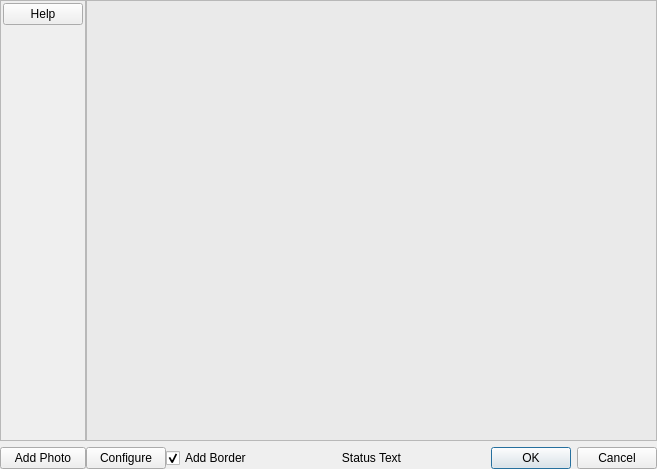
ksharindam/photoquick, file src/photogrid_dialog.ui: the form before one commit.
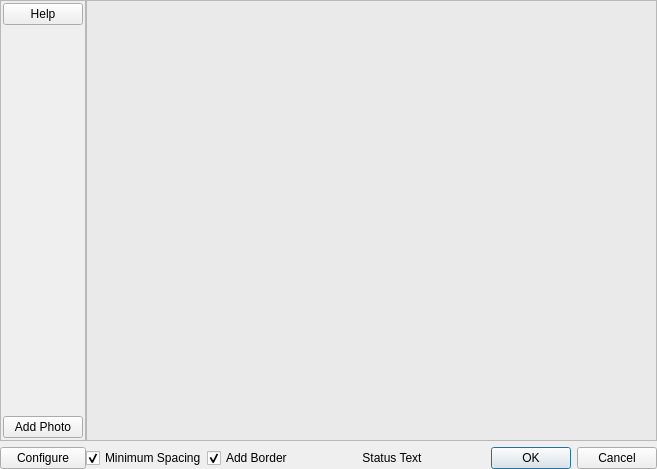
The form after the commit. Icons and pictures are not drawn.

Commit message: can set minumum spacing in photogrid making easy to cut photos

```diff
--- a/src/photogrid_dialog.ui
+++ b/src/photogrid_dialog.ui
@@ -52,6 +52,13 @@
         </property>
        </spacer>
       </item>
+      <item>
+       <widget class="QPushButton" name="addPhotoBtn">
+        <property name="text">
+         <string>Add Photo</string>
+        </property>
+       </widget>
+      </item>
      </layout>
     </widget>
    </item>
@@ -81,23 +88,6 @@
      </property>
     </widget>
    </item>
-   <item row="2" column="1">
-    <widget class="QPushButton" name="configureBtn">
-     <property name="text">
-      <string>Configure</string>
-     </property>
-     <property name="icon">
-      <iconset resource="../data/resources.qrc">
-       <normaloff>:/icons/settings.png</normaloff>:/icons/settings.png</iconset>
-     </property>
-     <property name="iconSize">
-      <size>
-       <width>16</width>
-       <height>16</height>
-      </size>
-     </property>
-    </widget>
-   </item>
    <item row="0" column="1" colspan="4">
     <widget class="QScrollArea" name="scrollArea">
      <property name="widgetResizable">
@@ -121,13 +111,6 @@
      </widget>
     </widget>
    </item>
-   <item row="2" column="0">
-    <widget class="QPushButton" name="addPhotoBtn">
-     <property name="text">
-      <string>Add Photo</string>
-     </property>
-    </widget>
-   </item>
    <item row="2" column="3">
     <widget class="QLabel" name="statusbar">
      <property name="sizePolicy">
@@ -144,6 +127,33 @@
      </property>
     </widget>
    </item>
+   <item row="2" column="0">
+    <widget class="QPushButton" name="configureBtn">
+     <property name="text">
+      <string>Configure</string>
+     </property>
+     <property name="icon">
+      <iconset resource="../data/resources.qrc">
+       <normaloff>:/icons/settings.png</normaloff>:/icons/settings.png</iconset>
+     </property>
+     <property name="iconSize">
+      <size>
+       <width>16</width>
+       <height>16</height>
+      </size>
+     </property>
+    </widget>
+   </item>
+   <item row="2" column="1">
+    <widget class="QCheckBox" name="checkMinSpacing">
+     <property name="text">
+      <string>Minimum Spacing</string>
+     </property>
+     <property name="checked">
+      <bool>true</bool>
+     </property>
+    </widget>
+   </item>
   </layout>
  </widget>
  <resources>
```
Left out of the diff: 2 changed lines with no effect on the pictures. The commit also changes 4 other files.
